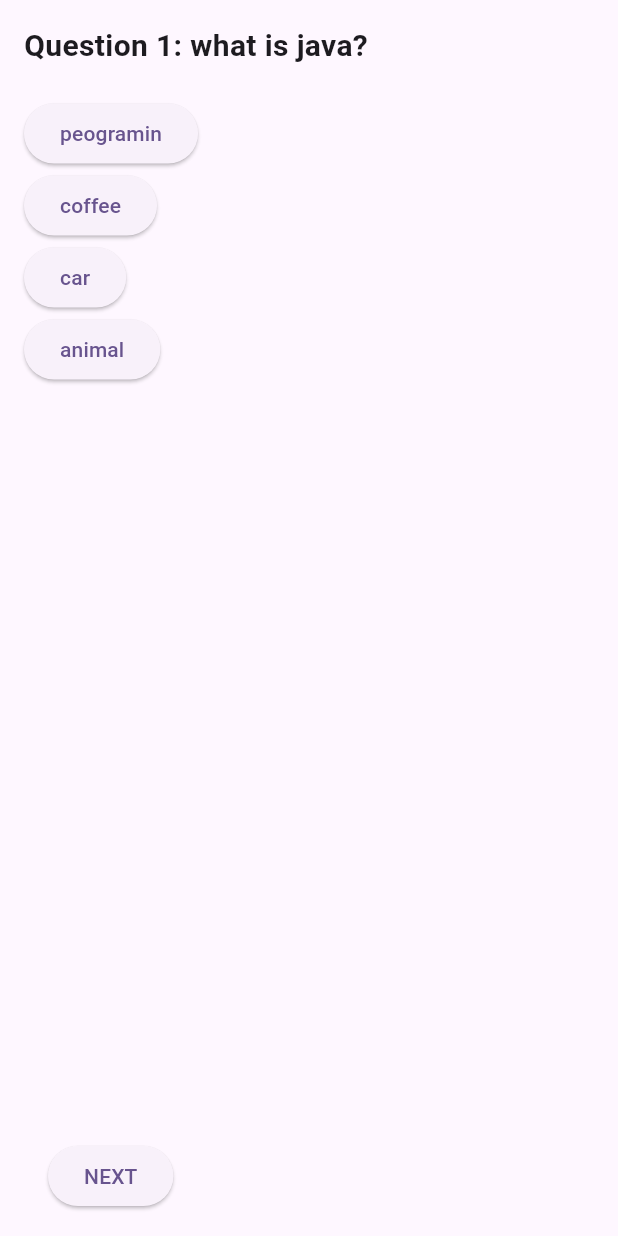
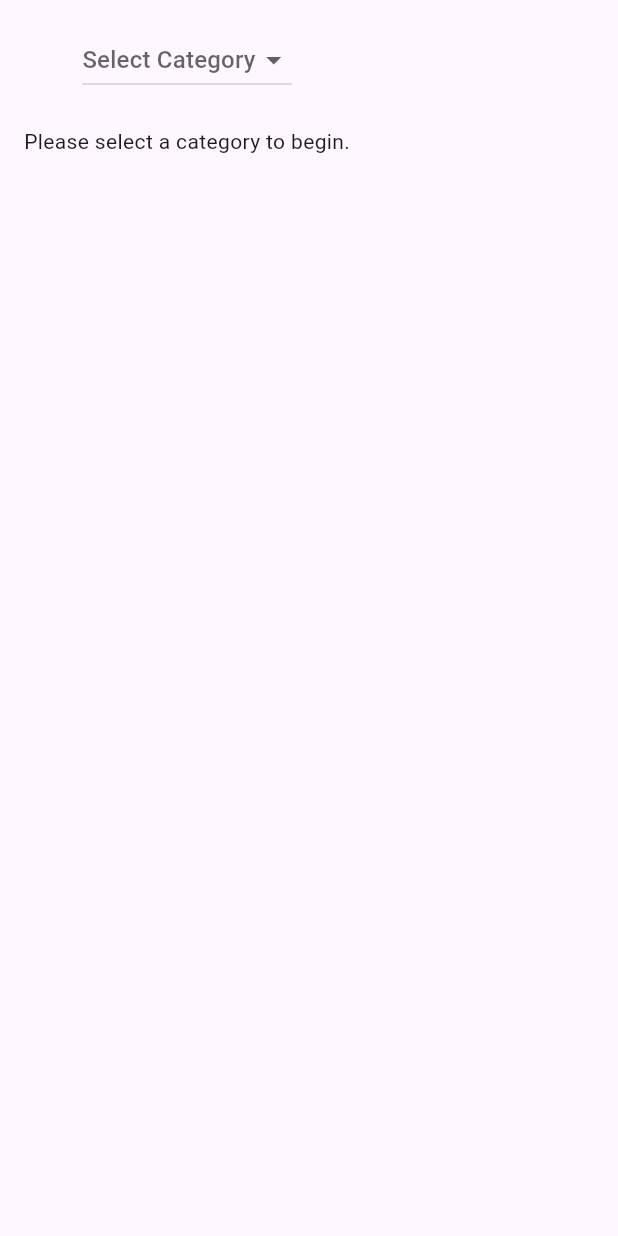
Before and after one commit to KALU56/kuraz_mobel_app, a Flutter app: the screen it shows after launch, on a phone screen of 412 x 824 dp. Run offline on Flutter 3.47's test engine with Material 3 defaults, Android fonts, the phone set to English and light mode, and no system bars; our stand-ins replace cloud_firestore, emoji_picker_flutter, firebase_auth, firebase_core, flutter_bloc, flutter_contacts and 1 more; accounts and stored records are empty.

Commit message:
feat:add categories

```diff
--- a/quiz/lib/main.dart
+++ b/quiz/lib/main.dart
@@ -29,45 +29,112 @@ class Quiz extends StatefulWidget {
 class _QuizState extends State<Quiz> {
   final List<Map<String, dynamic>> questions = [
     {
-      'Q': 'what is java?',
-      'choice': ['peogramin', 'coffee', 'car', 'animal'],
+      'category': 'Programming',
+      'Q': 'What is Java?',
+      'choice': ['Programming language', 'Coffee', 'Car', 'Animal'],
     },
     {
-      'Q': 'what is javaghj?',
-      'choice': ['peogramin', 'coffeghje', 'car', 'animal'],
+      'category': 'Programming',
+      'Q': 'What is Python?',
+      'choice': ['Programming language', 'Snake', 'Drink', 'Bike'],
     },
     {
-      'Q': 'what is javaghjk?',
-      'choice': ['peohjkkgramin', 'coffee', 'car', 'animal'],
+      'category': 'Science',
+      'Q': 'What is Gravity?',
+      'choice': ['Force', 'Animal', 'Planet', 'Gas'],
     },
   ];
-  int CurrentQuationIndex = 0;
+
+  String? selectedCategory;
+  List<Map<String, dynamic>> filteredQuestions = [];
+  int currentQuestionIndex = 0;
+
+  void filterQuestionsByCategory(String category) {
+    setState(() {
+      selectedCategory = category;
+      filteredQuestions =
+          questions.where((q) => q['category'] == category).toList();
+      currentQuestionIndex = 0;
+    });
+  }
+
   void goToNext() {
     setState(() {
-      if (CurrentQuationIndex < questions.length - 1) {
-        CurrentQuationIndex++;
+      if (currentQuestionIndex < filteredQuestions.length - 1) {
+        currentQuestionIndex++;
       } else {
-        ScaffoldMessenger.of(
-          context,
-        ).showSnackBar(SnackBar(content: Text("you reached the end")));
+        ScaffoldMessenger.of(context).showSnackBar(
+          SnackBar(content: Text("You reached the end")),
+        );
       }
     });
   }
 
   @override
   Widget build(BuildContext context) {
-    final current = questions[CurrentQuationIndex];
+    final categories = questions
+        .map((q) => q['category'] as String)
+        .toSet()
+        .toList(); // get unique categories
+
+    if (filteredQuestions.isEmpty) {
+      return Scaffold(
+        body: Padding(
+          padding: const EdgeInsets.all(16),
+          child: Column(
+            children: [
+              DropdownButton<String>(
+                hint: const Text('Select Category'),
+                value: selectedCategory,
+                onChanged: (value) {
+                  if (value != null) {
+                    filterQuestionsByCategory(value);
+                  }
+                },
+                items: categories.map((category) {
+                  return DropdownMenuItem(
+                    value: category,
+                    child: Text(category),
+                  );
+                }).toList(),
+              ),
+              const SizedBox(height: 20),
+              const Text('Please select a category to begin.'),
+            ],
+          ),
+        ),
+      );
+    }
+
+    final current = filteredQuestions[currentQuestionIndex];
     final String questionText = current['Q'];
     final List<String> choices = List<String>.from(current['choice']);
+
     return Scaffold(
       body: Padding(
         padding: const EdgeInsets.all(16),
         child: Column(
           crossAxisAlignment: CrossAxisAlignment.start,
           children: [
+            DropdownButton<String>(
+              hint: const Text('Select Category'),
+              value: selectedCategory,
+              onChanged: (value) {
+                if (value != null) {
+                  filterQuestionsByCategory(value);
+                }
+              },
+              items: categories.map((category) {
+                return DropdownMenuItem(
+                  value: category,
+                  child: Text(category),
+                );
+              }).toList(),
+            ),
             Text(
-              'Question ${CurrentQuationIndex + 1}: $questionText',
-              style: const TextStyle(fontSize: 20, fontWeight: FontWeight.bold),
+              'Question ${currentQuestionIndex + 1}: $questionText',
+              style:
+                  const TextStyle(fontSize: 20, fontWeight: FontWeight.bold),
             ),
             const SizedBox(height: 20),
             ...choices.map((choice) {
@@ -78,16 +145,10 @@ class _QuizState extends State<Quiz> {
                 child: Text(choice),
               );
             }).toList(),
-
             const Spacer(),
-            Padding(
-              padding: const EdgeInsets.symmetric(horizontal: 16.0),
-              child: ElevatedButton(
-                onPressed: () {
-                  goToNext();
-                },
-                child: const Text('NEXT'),
-              ),
+            ElevatedButton(
+              onPressed: goToNext,
+              child: const Text('NEXT'),
             ),
           ],
         ),
```
